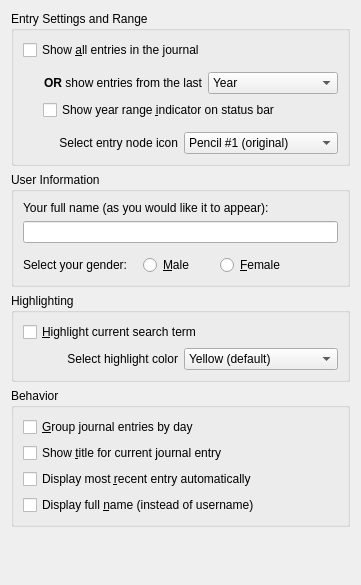
Qt form ui/configurationjournal.ui (pwizard2/robojournal) before a commit.
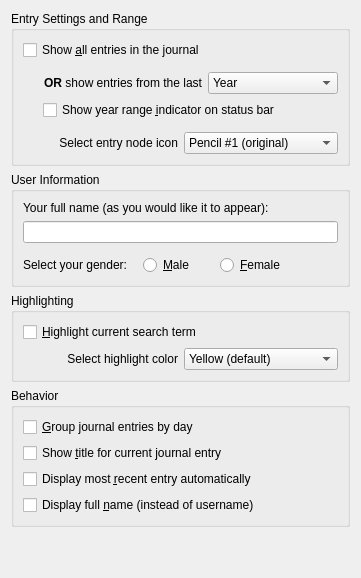
The same form after that commit. Icons and pictures are not drawn.

Diff of the .ui file:
```diff
--- a/ui/configurationjournal.ui
+++ b/ui/configurationjournal.ui
@@ -7,7 +7,7 @@
     <x>0</x>
     <y>0</y>
     <width>361</width>
-    <height>585</height>
+    <height>578</height>
    </rect>
   </property>
   <property name="windowTitle">
@@ -502,7 +502,7 @@
      <property name="sizeHint" stdset="0">
       <size>
        <width>20</width>
-       <height>40</height>
+       <height>10</height>
       </size>
      </property>
     </spacer>
```
